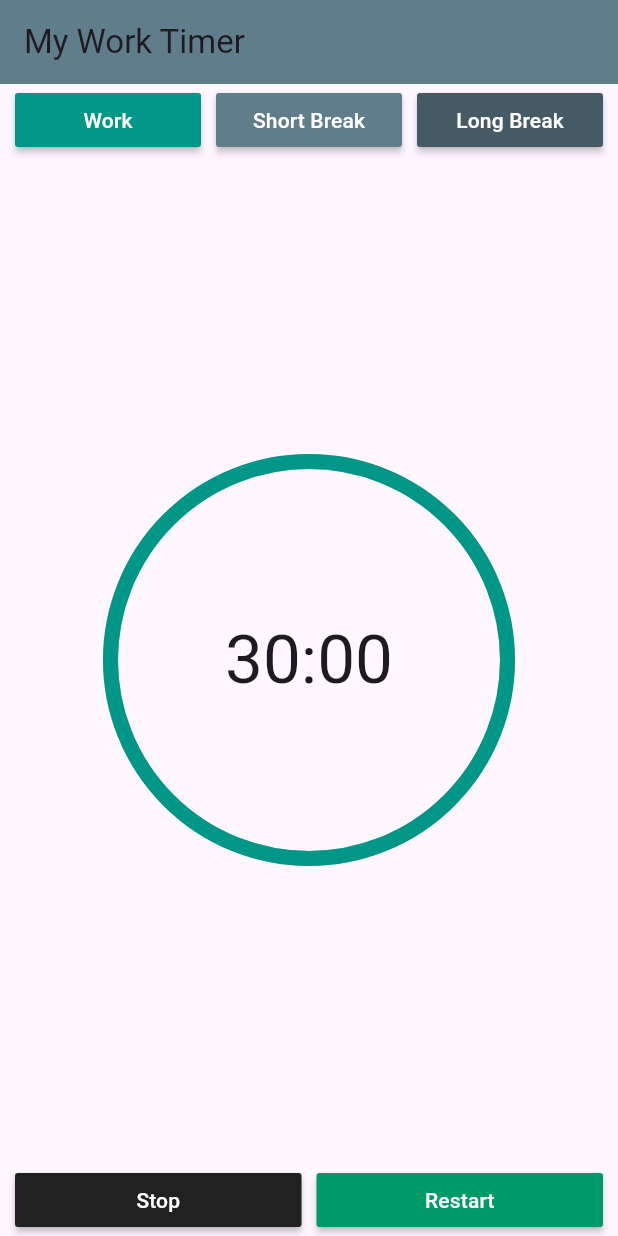
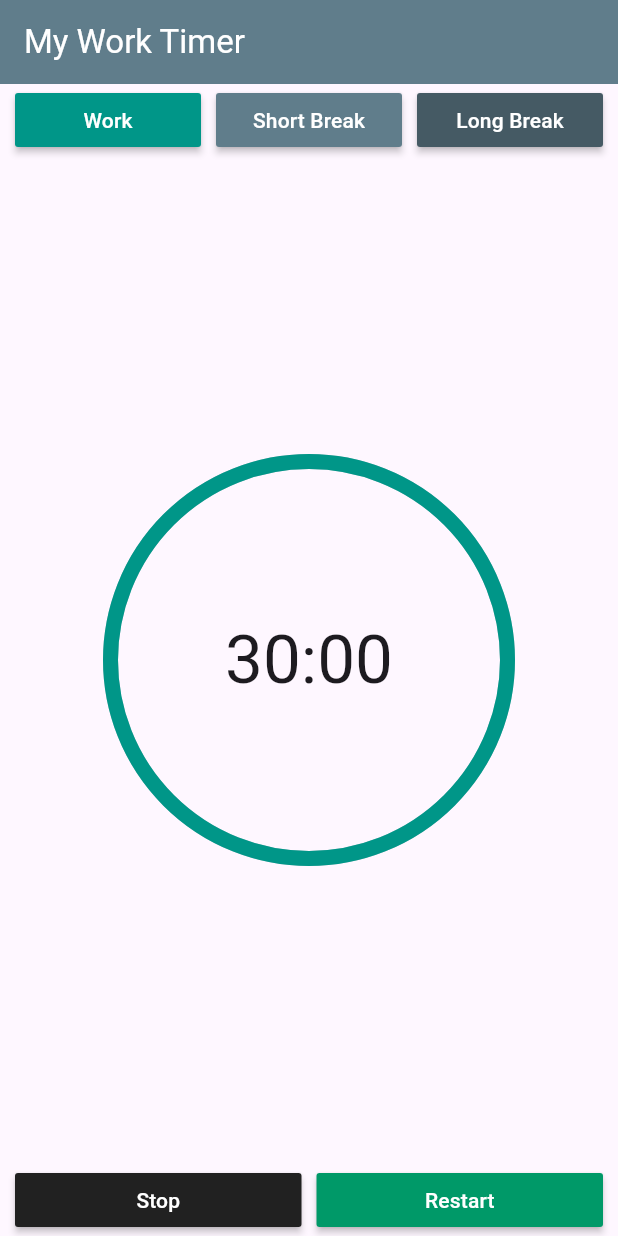
Before and after one commit to ben-lawino/productivity_timer, a Flutter app: the screen it shows after launch, on a phone screen of 412 x 824 dp. Run offline on Flutter 3.47's test engine with Material 3 defaults, Android fonts, the phone set to English and light mode, and no system bars; drawn by our look-alikes of percent_indicator.

Commit message:
Added new files

```diff
--- a/lib/timer_home_page.dart
+++ b/lib/timer_home_page.dart
@@ -12,7 +12,8 @@ class TimerHomePage extends StatelessWidget {
   Widget build(BuildContext context) {
     return Scaffold(
       appBar: AppBar(
-        title: Text('My Work Timer'),
+        title: const Text('My Work Timer',
+        style:TextStyle(color:Colors.white),),
         backgroundColor: Colors.blueGrey,
       ),
     body: LayoutBuilder(
@@ -22,40 +23,40 @@ class TimerHomePage extends StatelessWidget {
           children: [
             Row(
               children: [
-                Padding(
+                const Padding(
                   padding: EdgeInsets.all(defaultPadding),
                 ),
                 Expanded(
                   child: ProductivityButton(
-                    color: Color(0xff009688),
+                    color: const Color(0xff009688),
                     text: 'Work',
                     onPressed: emptyMethod,
                     size: double.maxFinite,
                   ),
                 ),
-                Padding(
+                const Padding(
                   padding: EdgeInsets.all(defaultPadding),
                 ),
                 Expanded(
                   child: ProductivityButton(
-                    color: Color(0xff607D8B),
+                    color: const Color(0xff607D8B),
                     text: 'Short Break',
                     onPressed: emptyMethod,
                     size: double.maxFinite,
                   ),
                 ),
-                Padding(
+                const Padding(
                   padding: EdgeInsets.all(defaultPadding),
                 ),
                 Expanded(
                   child: ProductivityButton(
-                    color: Color(0xff455a64),
+                    color: const Color(0xff455a64),
                     text: 'Long Break',
                     onPressed: emptyMethod,
                     size: double.maxFinite,
                   ),
                 ),
-                Padding(
+                const Padding(
                   padding: EdgeInsets.all(defaultPadding),
                 ),
               ],
@@ -66,34 +67,34 @@ class TimerHomePage extends StatelessWidget {
                 lineWidth: 10,
                 percent: 1,
                 center: Text('30:00',style: Theme.of(context).textTheme.displayMedium,),
-                progressColor: Color(0xff009688),
+                progressColor: const Color(0xff009688),
               ),
             ),
             Row(
               children: [
-                Padding(
+                const Padding(
                   padding: EdgeInsets.all(defaultPadding),
                 ),
                 Expanded(
                   child: ProductivityButton(
-                    color: Color(0xff212121),
+                    color: const Color(0xff212121),
                     text: 'Stop',
                     onPressed: emptyMethod,
                     size: double.maxFinite,
                   ),
                 ),
-                Padding(
+                const Padding(
                   padding: EdgeInsets.all(defaultPadding),
                 ),
                 Expanded(
                   child: ProductivityButton(
-                    color: Color(0xff009968),
+                    color: const Color(0xff009968),
                     text: 'Restart',
                     onPressed: emptyMethod,
                     size: double.maxFinite,
                   ),
                 ),
-                Padding(
+                const Padding(
                   padding: EdgeInsets.all(defaultPadding),
                 ),
               ],
```
Also changed, not shown: lib/timer.dart (added, +33 -0 lines), lib/timermodel.dart (added, +8 -0 lines).
